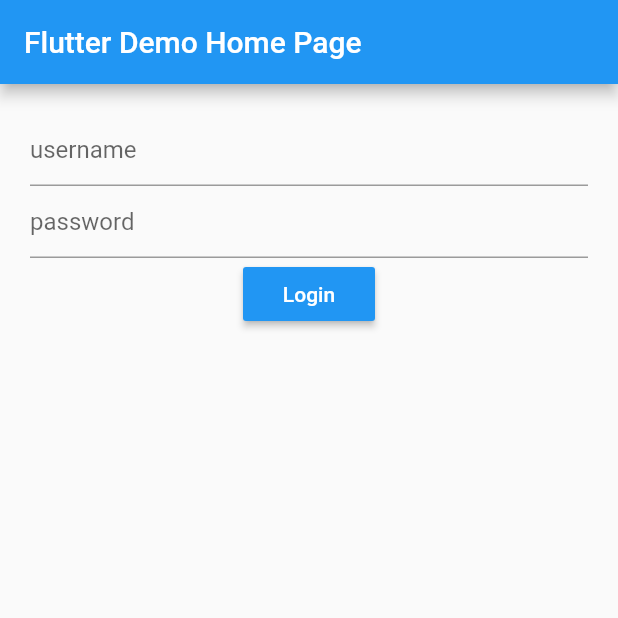
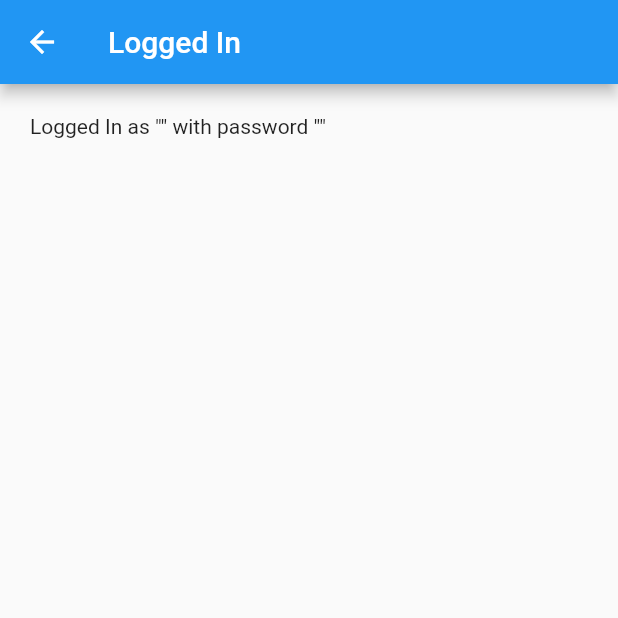
Before and after one commit to mploigt/flutter_autofill_hints_test, a Flutter app: the screen it shows after launch, after a tap on "Login", on a phone screen of 412 x 824 dp, the top half of it. Run offline on Flutter 3.47's test engine with Material 2 defaults, Android fonts, the phone set to English and light mode, and no system bars.

Commit message:
Add logged in screen

```diff
--- a/lib/main.dart
+++ b/lib/main.dart
@@ -48,9 +48,15 @@ class _MyHomePageState extends State<MyHomePage> {
     super.dispose();
   }
 
-  void _submit() {
+  void _submit(BuildContext context) {
     print(_usernameController.text);
     print(_passwordController.text);
+    Navigator.push(
+      context,
+      MaterialPageRoute(
+          builder: (context) =>
+              LoggedIn(_usernameController.text, _passwordController.text)),
+    );
   }
 
   @override
@@ -95,14 +101,14 @@ class _MyHomePageState extends State<MyHomePage> {
                       controller: _passwordController,
                       autofillHints: const <String>[AutofillHints.password],
                       onFieldSubmitted: (value) {
-                        _submit();
+                        _submit(context);
                       },
                     ),
                     RaisedButton(
                       textColor: Colors.white,
                       color: Colors.blue,
                       child: Text('Login'),
-                      onPressed: _submit,
+                      onPressed: () => _submit(context),
                     ),
                   ],
                 ),
@@ -114,3 +120,26 @@ class _MyHomePageState extends State<MyHomePage> {
     );
   }
 }
+
+class LoggedIn extends StatelessWidget {
+  const LoggedIn(this.username, this.password);
+
+  final String username;
+  final String password;
+
+  @override
+  Widget build(BuildContext context) {
+    return Scaffold(
+        appBar: AppBar(
+          title: Text('Logged In'),
+        ),
+        body: SafeArea(
+            child: Padding(
+                padding: EdgeInsets.all(20),
+                child: Text(
+                  'Logged In as "$username" with password "$password"',
+                  softWrap: true,
+                  maxLines: 5,
+                ))));
+  }
+}
```
